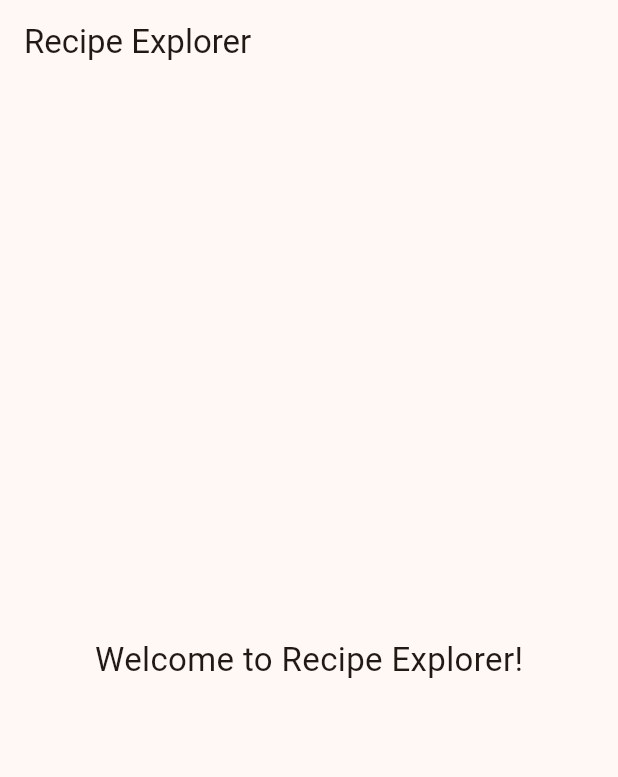
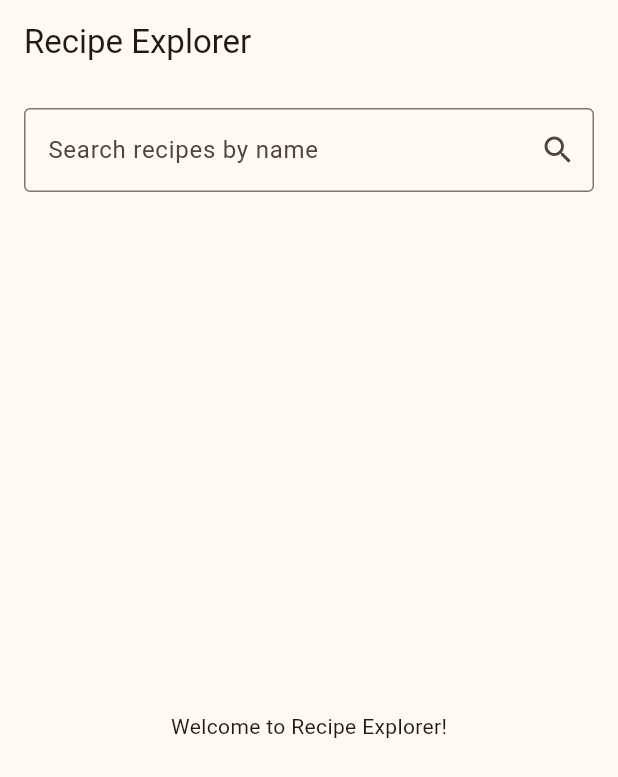
Before and after one commit to aarushmahato/mobile-app-final-2025791036, a Flutter app: the screen it shows after launch, on a phone screen of 412 x 824 dp. Shown: the top 777 px of the screen. Run offline on Flutter 3.47's test engine with Material 3 defaults, Android fonts, the phone set to English and light mode, and no system bars.

Commit message:
add TheMealDB search service using http

```diff
--- a/lib/main.dart
+++ b/lib/main.dart
@@ -1,4 +1,6 @@
 import 'package:flutter/material.dart';
+
+import 'screens/search_screen.dart';
 
 void main() {
   runApp(const RecipeExplorerApp());
@@ -13,22 +15,10 @@ class RecipeExplorerApp extends StatelessWidget {
       debugShowCheckedModeBanner: false,
       title: 'Recipe Explorer',
       theme: ThemeData(
-        colorScheme: ColorScheme.fromSeed(
-          seedColor: Colors.orange,
-        ),
+        colorScheme: ColorScheme.fromSeed(seedColor: Colors.orange),
         useMaterial3: true,
       ),
-      home: Scaffold(
-        appBar: AppBar(
-          title: const Text('Recipe Explorer'),
-        ),
-        body: const Center(
-          child: Text(
-            'Welcome to Recipe Explorer!',
-            style: TextStyle(fontSize: 22),
-          ),
-        ),
-      ),
+      home: const SearchScreen(),
     );
   }
 }
--- /dev/null
+++ b/lib/models/meal.dart
@@ -0,0 +1,30 @@
+class Meal {
+  const Meal({
+    required this.name,
+    required this.imageUrl,
+    required this.instructions,
+    required this.ingredients,
+  });
+
+  factory Meal.fromJson(Map<String, dynamic> json) {
+    final ingredients = <String>[];
+    for (var i = 1; i <= 20; i++) {
+      final ingredient = (json['strIngredient$i'] as String?)?.trim() ?? '';
+      final amount = (json['strMeasure$i'] as String?)?.trim() ?? '';
+      if (ingredient.isNotEmpty) {
+        ingredients.add(amount.isEmpty ? ingredient : '$amount $ingredient');
+      }
+    }
+    return Meal(
+      name: json['strMeal'] as String,
+      imageUrl: json['strMealThumb'] as String?,
+      instructions: (json['strInstructions'] as String?)?.trim() ?? '',
+      ingredients: List.unmodifiable(ingredients),
+    );
+  }
+
+  final String name;
+  final String? imageUrl;
+  final String instructions;
+  final List<String> ingredients;
+}
--- /dev/null
+++ b/lib/screens/search_screen.dart
@@ -0,0 +1,114 @@
+import 'package:flutter/material.dart';
+
+import '../models/meal.dart';
+import '../services/meal_api.dart';
+import 'meal_detail_screen.dart';
+
+class SearchScreen extends StatefulWidget {
+  const SearchScreen({super.key});
+
+  @override
+  State<SearchScreen> createState() => _SearchScreenState();
+}
+
+class _SearchScreenState extends State<SearchScreen> {
+  final _query = TextEditingController();
+  Future<List<Meal>>? _results;
+  String _lastQuery = '';
+
+  void _search(String input) {
+    final query = input.trim();
+    if (query.isEmpty) return;
+    FocusScope.of(context).unfocus();
+    setState(() {
+      _lastQuery = query;
+      _results = const MealApi().searchByName(query);
+    });
+  }
+
+  @override
+  void dispose() {
+    _query.dispose();
+    super.dispose();
+  }
+
+  @override
+  Widget build(BuildContext context) {
+    return Scaffold(
+      appBar: AppBar(title: const Text('Recipe Explorer')),
+      body: SafeArea(
+        child: Column(
+          children: [
+            Padding(
+              padding: const EdgeInsets.all(16),
+              child: TextField(
+                controller: _query,
+                textInputAction: TextInputAction.search,
+                onSubmitted: _search,
+                decoration: InputDecoration(
+                  labelText: 'Search recipes by name',
+                  border: const OutlineInputBorder(),
+                  suffixIcon: IconButton(
+                    tooltip: 'Search',
+                    onPressed: () => _search(_query.text),
+                    icon: const Icon(Icons.search),
+                  ),
+                ),
+              ),
+            ),
+            Expanded(
+              child: FutureBuilder<List<Meal>>(
+                future: _results,
+                builder: (context, snapshot) {
+                  if (snapshot.connectionState == ConnectionState.none) {
+                    return const Center(
+                      child: Text('Welcome to Recipe Explorer!'),
+                    );
+                  }
+                  if (snapshot.connectionState != ConnectionState.done) {
+                    return const Center(child: CircularProgressIndicator());
+                  }
+                  if (snapshot.hasError) {
+                    return Center(
+                      child: Column(
+                        mainAxisSize: MainAxisSize.min,
+                        children: [
+                          const Text('Couldn’t load recipes.'),
+                          TextButton(
+                            onPressed: () => _search(_lastQuery),
+                            child: const Text('Try again'),
+                          ),
+                        ],
+                      ),
+                    );
+                  }
+                  final meals = snapshot.requireData;
+                  if (meals.isEmpty) {
+                    return const Center(
+                      child: Text('No matching recipes found.'),
+                    );
+                  }
+                  return ListView.builder(
+                    itemCount: meals.length,
+                    itemBuilder: (context, index) {
+                      final meal = meals[index];
+                      return ListTile(
+                        title: Text(meal.name),
+                        trailing: const Icon(Icons.chevron_right),
+                        onTap: () => Navigator.of(context).push(
+                          MaterialPageRoute<void>(
+                            builder: (_) => MealDetailScreen(meal: meal),
+                          ),
+                        ),
+                      );
+                    },
+                  );
+                },
+              ),
+            ),
+          ],
+        ),
+      ),
+    );
+  }
+}
--- a/pubspec.yaml
+++ b/pubspec.yaml
@@ -34,6 +34,7 @@ dependencies:
   # The following adds the Cupertino Icons font to your application.
   # Use with the CupertinoIcons class for iOS style icons.
   cupertino_icons: ^1.0.8
+  http: ^1.6.0
 
 dev_dependencies:
   flutter_test:
```
Also changed, not shown: lib/screens/meal_detail_screen.dart (added, +45 -0 lines), lib/services/meal_api.dart (added, +40 -0 lines), lib/models/category.dart (added), lib/screens/favorites_screen.dart (added), lib/screens/home_screen.dart (added), lib/screens/meal_list_screen.dart (added), lib/services/favorites_storage.dart (added), lib/widgets/meal_card.dart (added), pubspec.lock, 1 other file.
